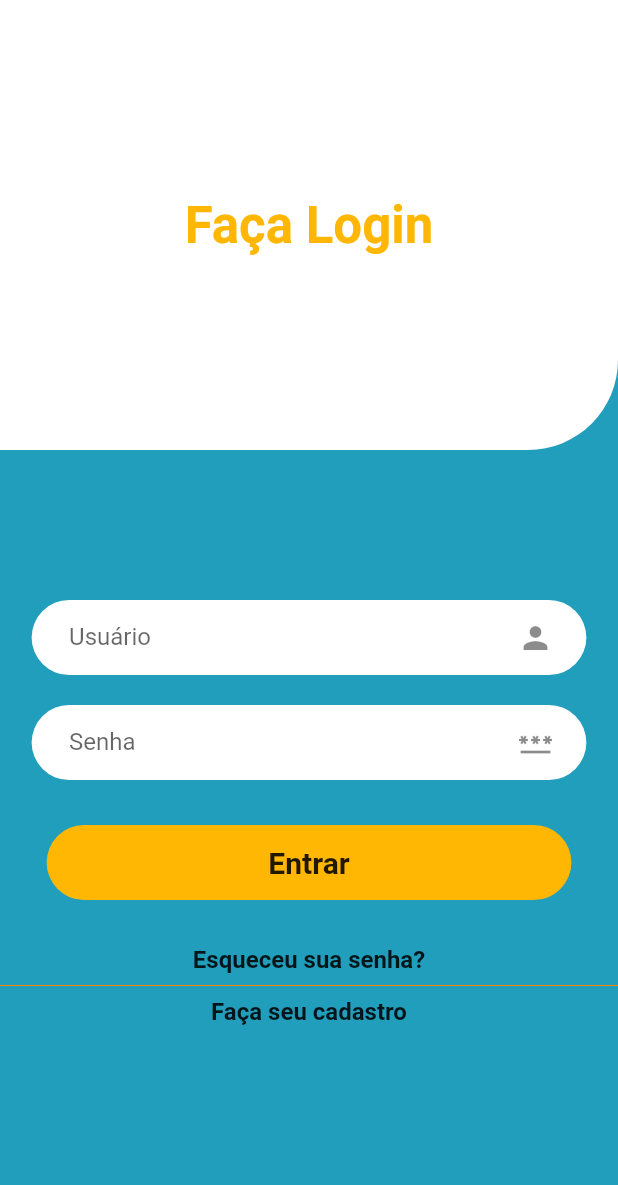
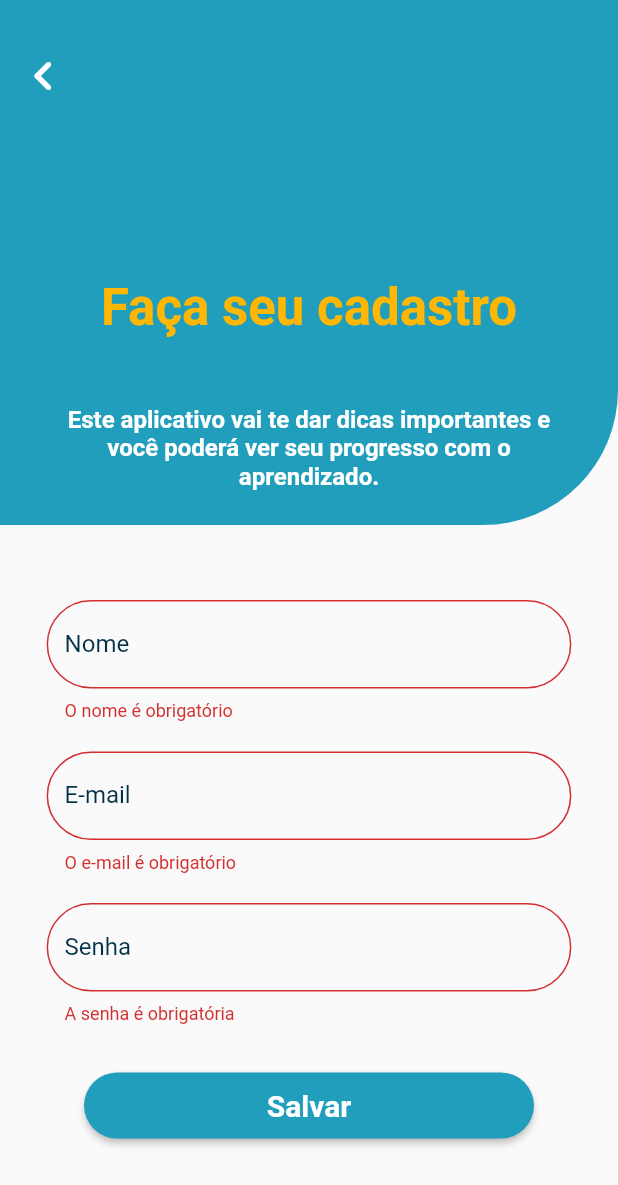
Before and after one commit to FidelisMatheus/down_maternity, a Flutter app: the screen it shows after launch, after a tap on "Entrar", after a tap on "Faça seu cadastro", after a tap on "Salvar", on a phone screen of 412 x 824 dp. Shown: the top 1185 px of the screen. Run offline on Flutter 3.47's test engine with Material 2 defaults, Android fonts, the light colour scheme and no system bars; our stand-ins replace get; missing offline and left inert: dart:html.

Commit message:
update designe in register page.

```diff
--- a/lib/pages/details_page.dart
+++ b/lib/pages/details_page.dart
@@ -7,10 +7,10 @@ import 'package:projeto_sindrome_down/utils/appcolors.dart';
 import 'package:projeto_sindrome_down/utils/dimensions.dart';
 import 'package:projeto_sindrome_down/widgets/expansion_widget.dart';
 
-class DetailsScreen extends StatelessWidget {
+class DetailsPage extends StatelessWidget {
   final int id;
   final String title;
-  const DetailsScreen({
+  const DetailsPage({
     Key? key,
     required this.id,
     required this.title,
--- /dev/null
+++ b/lib/pages/register_user_page.dart
@@ -0,0 +1,198 @@
+// ignore_for_file: prefer_const_constructors
+
+import 'package:flutter/material.dart';
+import 'package:get/get.dart';
+import 'package:projeto_sindrome_down/routes/routes.dart';
+import 'package:projeto_sindrome_down/utils/appcolors.dart';
+import 'package:projeto_sindrome_down/utils/dimensions.dart';
+
+class RegisterUserPage extends StatefulWidget {
+  const RegisterUserPage({Key? key}) : super(key: key);
+
+  @override
+  State<RegisterUserPage> createState() => _RegisterUserPageState();
+}
+
+class _RegisterUserPageState extends State<RegisterUserPage> {
+  @override
+  Widget build(BuildContext context) {
+    final _formKey = GlobalKey<FormState>();
+    return Scaffold(
+      body: SingleChildScrollView(
+        child: Column(
+          crossAxisAlignment: CrossAxisAlignment.center,
+          children: [
+            Container(
+              width: double.infinity,
+              height: 350,
+              decoration: BoxDecoration(
+                color: AppColors.blueColor,
+                borderRadius: BorderRadius.only(
+                  bottomRight: Radius.circular(90),
+                ),
+              ),
+              child: Column(
+                mainAxisAlignment: MainAxisAlignment.spaceAround,
+                // ignore: prefer_const_literals_to_create_immutables
+                children: [
+                  Container(
+                    width: 40,
+                    height: 40,
+                    margin: EdgeInsets.only(
+                      right: Dimensions.width350,
+                    ),
+                    child: IconButton(
+                      onPressed: () {
+                        Get.toNamed(Routes.initial);
+                      },
+                      icon: Icon(
+                        Icons.chevron_left_rounded,
+                        color: Colors.white,
+                        size: 40,
+                      ),
+                    ),
+                  ),
+                  SizedBox(
+                    height: 30,
+                  ),
+                  Container(
+                    alignment: Alignment.center,
+                    child: Text(
+                      'Faça seu cadastro',
+                      style: TextStyle(
+                        color: AppColors.yellowColor,
+                        fontSize: 34,
+                        fontWeight: FontWeight.bold,
+                      ),
+                    ),
+                  ),
+                  Container(
+                    alignment: Alignment.center,
+                    width: 350,
+                    child: Text(
+                      'Este aplicativo vai te dar dicas importantes e você poderá ver seu progresso com o aprendizado.',
+                      textAlign: TextAlign.center,
+                      style: TextStyle(
+                        color: Colors.white,
+                        fontWeight: FontWeight.w600,
+                        fontSize: 16,
+                      ),
+                    ),
+                  ),
+                ],
+              ),
+            ),
+            SizedBox(
+              height: 40,
+            ),
+            SizedBox(
+              width: Dimensions.width350,
+              child: Form(
+                key: _formKey,
+                child: Column(
+                  children: [
+                    Padding(
+                      padding: const EdgeInsets.all(10),
+                      child: TextFormField(
+                        decoration: InputDecoration(
+                          labelText: 'Nome',
+                          labelStyle: TextStyle(color: AppColors.textColor),
+                          border: OutlineInputBorder(
+                            borderRadius: BorderRadius.circular(60),
+                          ),
+                          floatingLabelBehavior: FloatingLabelBehavior.never,
+                        ),
+                        validator: (value) {
+                          if (value == null || value.isEmpty) {
+                            return 'O nome é obrigatório';
+                          } else {
+                            //runtime = value;
+                          }
+                          return null;
+                        },
+                      ),
+                    ),
+                    Padding(
+                      padding: const EdgeInsets.all(10),
+                      child: TextFormField(
+                        decoration: InputDecoration(
+                          labelText: 'E-mail',
+                          labelStyle: TextStyle(color: AppColors.textColor),
+                          border: OutlineInputBorder(
+                            borderRadius: BorderRadius.circular(60),
+                          ),
+                          floatingLabelBehavior: FloatingLabelBehavior.never,
+                        ),
+                        validator: (value) {
+                          if (value == null || value.isEmpty) {
+                            return 'O e-mail é obrigatório';
+                          } else {
+                            //runtime = value;
+                          }
+                          return null;
+                        },
+                      ),
+                    ),
+                    Padding(
+                      padding: const EdgeInsets.all(10),
+                      child: TextFormField(
+                        decoration: InputDecoration(
+                          labelText: 'Senha',
+                          labelStyle: TextStyle(color: AppColors.textColor),
+                          border: OutlineInputBorder(
+                            borderRadius: BorderRadius.circular(60),
+                          ),
+                          floatingLabelBehavior: FloatingLabelBehavior.never,
+                        ),
+                        validator: (value) {
+                          if (value == null || value.isEmpty) {
+                            return 'A senha é obrigatória';
+                          } else {
+                            //runtime = value;
+                          }
+                          return null;
+                        },
+                      ),
+                    ),
+                    SizedBox(
+                      height: 20,
+                    ),
+                    ElevatedButton(
+                      onPressed: () {
+                        if (_formKey.currentState!.validate()) {
+                          ScaffoldMessenger.of(context).showSnackBar(
+                            const SnackBar(
+                                content:
+                                    Text('Cadastro efetuado com sucesso!')),
+                          );
+                          Get.offNamed(Routes.initial);
+                        }
+                      },
+                      style: ElevatedButton.styleFrom(
+                        shape: RoundedRectangleBorder(
+                          borderRadius: BorderRadius.circular(30.0),
+                        ),
+                        primary: AppColors.blueColor,
+                        fixedSize: Size(
+                          300,
+                          Dimensions.height45,
+                        ),
+                      ),
+                      child: Text(
+                        'Salvar',
+                        style: TextStyle(
+                          fontSize: 20,
+                          fontWeight: FontWeight.bold,
+                        ),
+                      ),
+                    ),
+                  ],
+                ),
+              ),
+            )
+          ],
+        ),
+      ),
+    );
+  }
+}
--- a/lib/pages/register_user_screen.dart
+++ /dev/null
@@ -1,107 +0,0 @@
-// ignore_for_file: prefer_const_constructors
-
-import 'package:flutter/material.dart';
-import 'package:get/get.dart';
-import 'package:projeto_sindrome_down/routes/routes.dart';
-
-class RegisterUserScreen extends StatefulWidget {
-  const RegisterUserScreen({Key? key}) : super(key: key);
-
-  @override
-  State<RegisterUserScreen> createState() => _RegisterUserScreenState();
-}
-
-class _RegisterUserScreenState extends State<RegisterUserScreen> {
-  @override
-  Widget build(BuildContext context) {
-    final _formKey = GlobalKey<FormState>();
-    return Scaffold(
-      body: Column(
-        mainAxisAlignment: MainAxisAlignment.center,
-        children: [
-          Container(
-            width: 350,
-            height: 200,
-            color: Colors.lightBlue,
-            child: Column(
-              mainAxisAlignment: MainAxisAlignment.center,
-              // ignore: prefer_const_literals_to_create_immutables
-              children: [
-                Text('Faça seu cadastro'),
-                Text(
-                  'Este aplicativo vai te dar dicas importantes e você poderá ver seu progresso com o aprendizado.',
-                ),
-              ],
-            ),
-          ),
-          Form(
-            key: _formKey,
-            child: Column(
-              children: [
-                Padding(
-                  padding: const EdgeInsets.all(10),
-                  child: TextFormField(
-                    decoration: InputDecoration(
-                      labelText: 'Nome de Usuário',
-                      border: InputBorder.none,
-                    ),
-                    validator: (value) {
-                      if (value == null || value.isEmpty) {
-                        return 'Nome de Usuário';
-                      } else {
-                        //runtime = value;
-                      }
-                      return null;
-                    },
-                  ),
-                ),
-                Padding(
-                  padding: const EdgeInsets.all(10),
-                  child: TextFormField(
-                    decoration: InputDecoration(
-                      labelText: 'Email',
-                      border: InputBorder.none,
-                    ),
-                    validator: (value) {
-                      if (value == null || value.isEmpty) {
-                        return 'Email';
-                      } else {
-                        //runtime = value;
-                      }
-                      return null;
-                    },
-                  ),
-                ),
-                Padding(
-                  padding: const EdgeInsets.all(10),
-                  child: TextFormField(
-                    decoration: InputDecoration(
-                      labelText: 'Senha',
-                      border: InputBorder.none,
-                    ),
-                    validator: (value) {
-                      if (value == null || value.isEmpty) {
-                        return 'Senha';
-                      } else {
-                        //runtime = value;
-                      }
-                      return null;
-                    },
-                  ),
-                ),
-                ElevatedButton(
-                  onPressed: () {
-                    Get.offNamed(Routes.initial);
-                  },
-                  child: Text(
-                    'Salvar',
-                  ),
-                ),
-              ],
-            ),
-          )
-        ],
-      ),
-    );
-  }
-}
--- a/lib/routes/routes.dart
+++ b/lib/routes/routes.dart
@@ -4,7 +4,7 @@ import 'package:get/get.dart';
 import 'package:projeto_sindrome_down/pages/details_page.dart';
 import 'package:projeto_sindrome_down/pages/home_page.dart';
 import 'package:projeto_sindrome_down/pages/login_page.dart';
-import 'package:projeto_sindrome_down/pages/register_user_screen.dart';
+import 'package:projeto_sindrome_down/pages/register_user_page.dart';
 import 'package:projeto_sindrome_down/pages/sobre_page.dart';
 import 'package:projeto_sindrome_down/pages/splash/splash_screen.dart';
 
@@ -40,7 +40,7 @@ class Routes {
     ),
     GetPage(
       name: registerUserScreen,
-      page: () => RegisterUserScreen(),
+      page: () => RegisterUserPage(),
     ),
     GetPage(
       name: aboutScreen,
@@ -51,7 +51,7 @@ class Routes {
       page: () {
         var id = Get.parameters['id'];
         var title = Get.parameters['title'];
-        return DetailsScreen(id: int.parse(id!), title: title!);
+        return DetailsPage(id: int.parse(id!), title: title!);
       },
     ),
   ];
```
